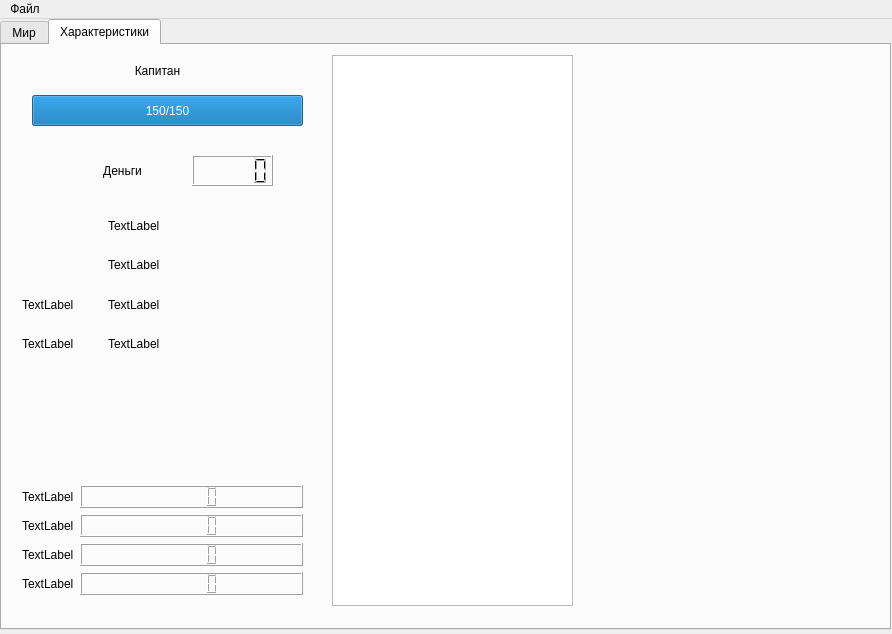
Qt form mainwindow.ui (6rayWa1cher/codename-piratelands) before a commit.
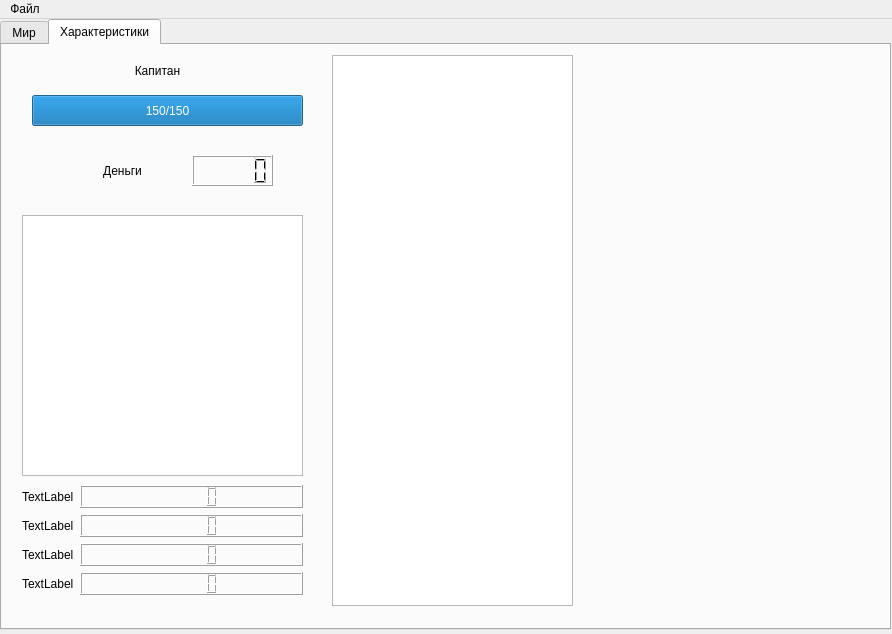
The same form after that commit. Icons and pictures are not drawn.

Commit message: Added slots info

```diff
--- a/mainwindow.ui
+++ b/mainwindow.ui
@@ -283,115 +283,30 @@
        </item>
       </layout>
      </widget>
-     <widget class="QWidget" name="formLayoutWidget_2">
+     <widget class="QTableView" name="hero_slots">
       <property name="geometry">
        <rect>
         <x>20</x>
-        <y>154</y>
+        <y>170</y>
         <width>281</width>
-        <height>271</height>
+        <height>261</height>
        </rect>
       </property>
-      <layout class="QFormLayout" name="equipped_items">
-       <item row="0" column="0">
-        <widget class="QLabel" name="melee_weapon_image">
-         <property name="minimumSize">
-          <size>
-           <width>80</width>
-           <height>53</height>
-          </size>
-         </property>
-         <property name="baseSize">
-          <size>
-           <width>10</width>
-           <height>10</height>
-          </size>
-         </property>
-         <property name="text">
-          <string/>
-         </property>
-         <property name="scaledContents">
-          <bool>false</bool>
-         </property>
-         <property name="alignment">
-          <set>Qt::AlignBottom|Qt::AlignLeading|Qt::AlignLeft</set>
-         </property>
-        </widget>
-       </item>
-       <item row="0" column="1">
-        <widget class="QLabel" name="equipped_melee_weapon_name">
-         <property name="text">
-          <string>TextLabel</string>
-         </property>
-        </widget>
-       </item>
-       <item row="1" column="1">
-        <widget class="QLabel" name="equipped_range_weapon_name">
-         <property name="text">
-          <string>TextLabel</string>
-         </property>
-        </widget>
-       </item>
-       <item row="2" column="0">
-        <widget class="QLabel" name="armor_image">
-         <property name="minimumSize">
-          <size>
-           <width>80</width>
-           <height>53</height>
-          </size>
-         </property>
-         <property name="text">
-          <string>TextLabel</string>
-         </property>
-        </widget>
-       </item>
-       <item row="2" column="1">
-        <widget class="QLabel" name="equipped_armor_name">
-         <property name="text">
-          <string>TextLabel</string>
-         </property>
-        </widget>
-       </item>
-       <item row="1" column="0">
-        <widget class="QLabel" name="range_weapon_image">
-         <property name="maximumSize">
-          <size>
-           <width>80</width>
-           <height>53</height>
-          </size>
-         </property>
-         <property name="baseSize">
-          <size>
-           <width>10</width>
-           <height>10</height>
-          </size>
-         </property>
-         <property name="text">
-          <string/>
-         </property>
-         <property name="pixmap">
-          <pixmap>resources/range_weapon_image.png</pixmap>
-         </property>
-         <property name="scaledContents">
-          <bool>true</bool>
-         </property>
-        </widget>
-       </item>
-       <item row="3" column="0">
-        <widget class="QLabel" name="team_image">
-         <property name="text">
-          <string>TextLabel</string>
-         </property>
-        </widget>
-       </item>
-       <item row="3" column="1">
-        <widget class="QLabel" name="team_name">
-         <property name="text">
-          <string>TextLabel</string>
-         </property>
-        </widget>
-       </item>
-      </layout>
+      <property name="frameShape">
+       <enum>QFrame::StyledPanel</enum>
+      </property>
+      <property name="sizeAdjustPolicy">
+       <enum>QAbstractScrollArea::AdjustIgnored</enum>
+      </property>
+      <property name="gridStyle">
+       <enum>Qt::SolidLine</enum>
+      </property>
+      <attribute name="horizontalHeaderCascadingSectionResizes">
+       <bool>true</bool>
+      </attribute>
+      <attribute name="horizontalHeaderDefaultSectionSize">
+       <number>100</number>
+      </attribute>
      </widget>
     </widget>
    </widget>
```
Left out of the diff: 3 changed lines with no effect on the pictures. The commit also changes 8 other files.
